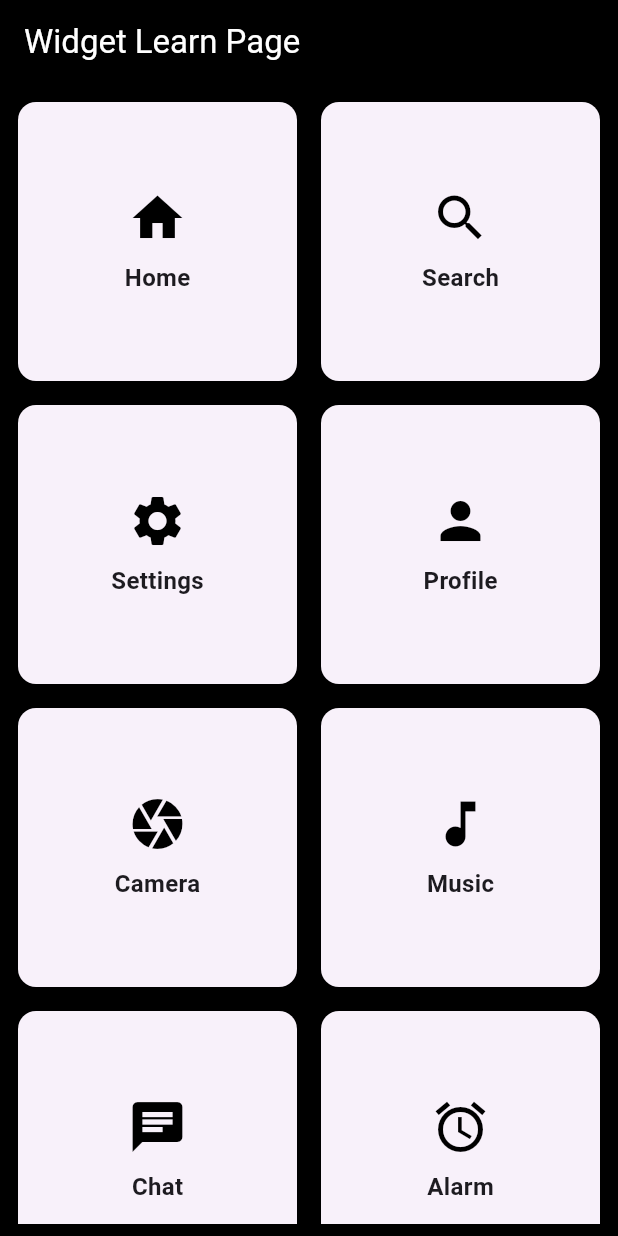
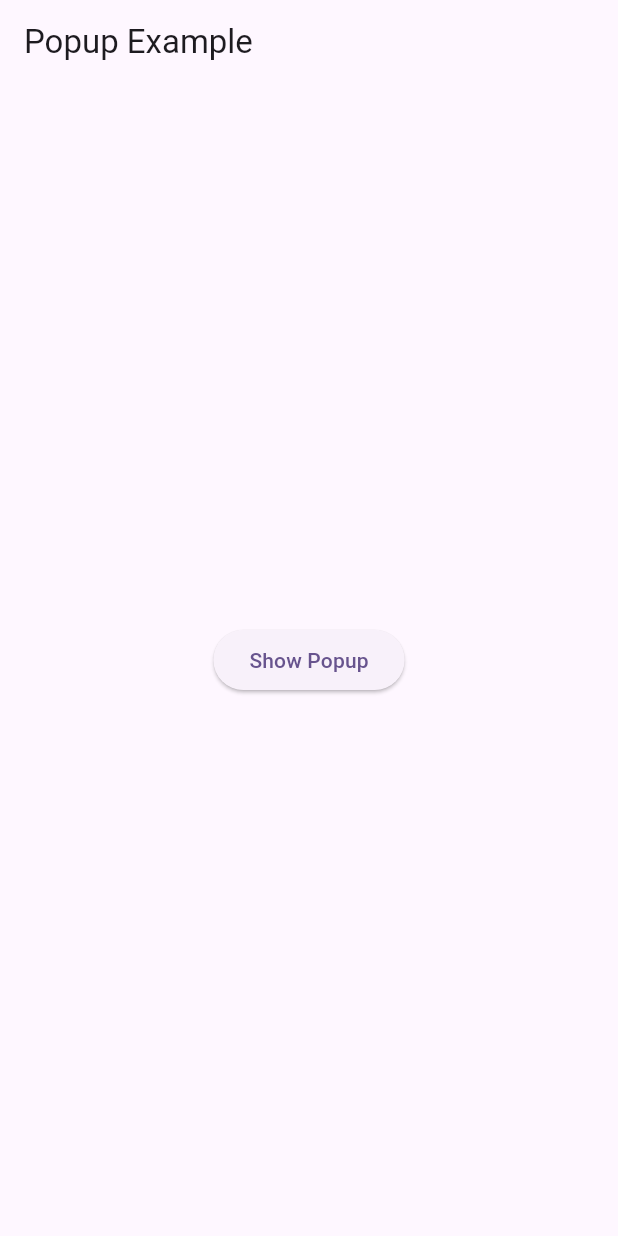
Before and after one commit to pallavipradhan5578/practical_project, a Flutter app: the screen it shows after launch, on a phone screen of 412 x 824 dp. Run offline on Flutter 3.47's test engine with Material 3 defaults, Android fonts, the phone set to English and light mode, and no system bars.

Commit message:
Popup screen.dart

```diff
--- a/lib/main.dart
+++ b/lib/main.dart
@@ -1,4 +1,5 @@
 import 'package:flutter/material.dart';
+import 'package:practical_project/popupscreen.dart';
 import 'package:practical_project/studentSudent.dart';
 import 'package:practical_project/ui/alert.dart';
 
@@ -40,7 +41,7 @@ class MyApp extends StatelessWidget {
         colorScheme: ColorScheme.fromSeed(seedColor: Colors.deepPurple),
         useMaterial3: true,
       ),
-        home:WidgetLearnPage ()
+        home:PopupExample ()
     );
   }
 }
--- /dev/null
+++ b/lib/popupscreen.dart
@@ -0,0 +1,31 @@
+import 'package:flutter/material.dart';
+
+
+class PopupExample extends StatelessWidget {
+  @override
+  Widget build(BuildContext context) {
+    return Scaffold(
+      appBar: AppBar(title: Text('Popup Example')),
+      body: Center(
+        child: ElevatedButton(
+          onPressed: () {
+            showDialog(
+              context: context,
+              builder: (context) => AlertDialog(
+                title: Text('Popup Title'),
+                content: Text('Do you want to exit'),
+                actions: [
+                  TextButton(
+                    onPressed: () => Navigator.pop(context),
+                    child: Text('Close'),
+                  ),
+                ],
+              ),
+            );
+          },
+          child: Text('Show Popup'),
+        ),
+      ),
+    );
+  }
+}
```
